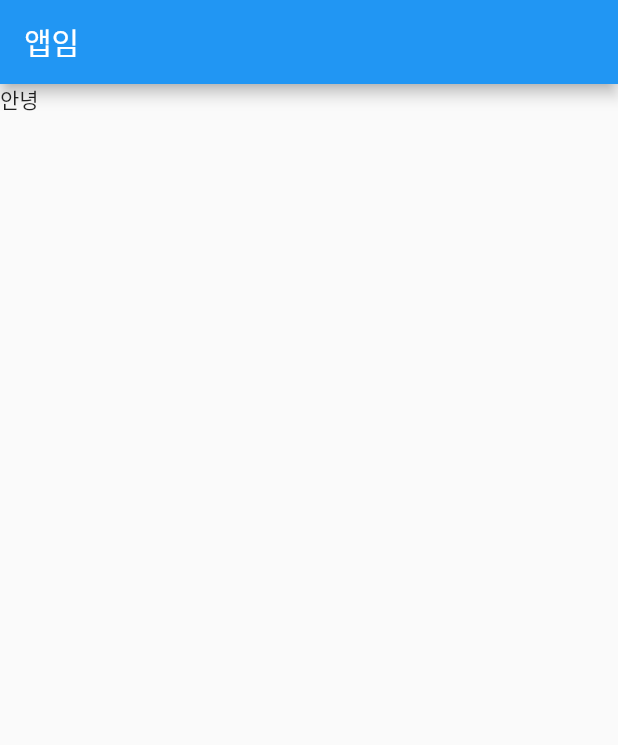
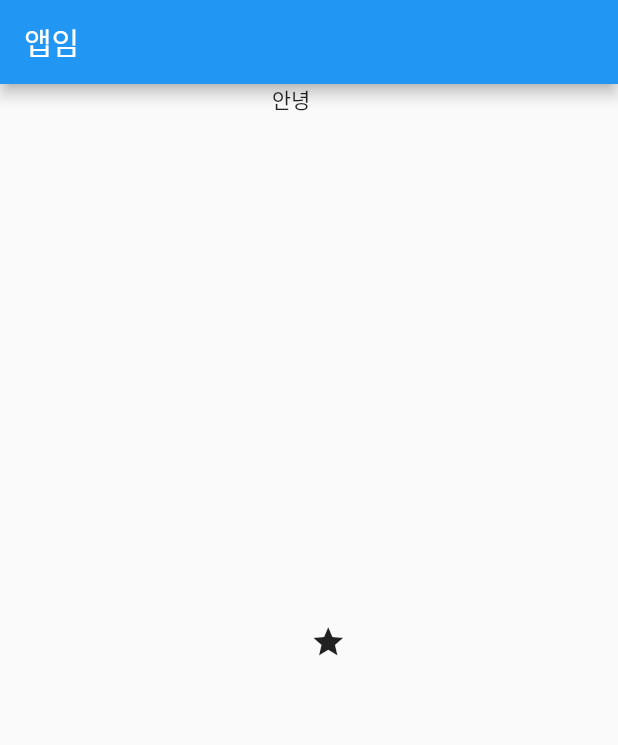
Before and after one commit to bigzero389/contact-flutter, a Flutter app: the screen it shows after launch, on a phone screen of 412 x 824 dp. Shown: the top 745 px of the screen. Run offline on Flutter 3.47's test engine with Material 2 defaults, Android fonts, the light colour scheme and no system bars.

Commit message:
finish chapter 02

```diff
--- a/lib/main.dart
+++ b/lib/main.dart
@@ -9,25 +9,18 @@ class MyApp extends StatelessWidget {
   @override
   Widget build(BuildContext context) {
     return MaterialApp(
-      // home: Center(
-      //   child: Container(width: 50, height: 50, color: Colors.blue),
-      // )
-      // home: Scaffold(
-      //   body: Row(
-      //     mainAxisAlignment: MainAxisAlignment.center,
-      //     crossAxisAlignment: CrossAxisAlignment.center,
-      //     children: [
-      //       Icon(Icons.star),
-      //       Icon(Icons.star),
-      //       Icon(Icons.star),
-      //     ]
-      //   ),
-      // ),
       // homework chapter 2
       home: Scaffold(
         // appBar: AppBar( title: Row( children: [ Text('앱임') ] ) ),
         appBar: AppBar( title: Text('앱임') ),
-        body: Text('안녕'),
+        body: Row(
+          mainAxisAlignment: MainAxisAlignment.center,
+          crossAxisAlignment: CrossAxisAlignment.stretch,
+          children: [
+            Text('안녕'),
+            Icon(Icons.star),
+          ]
+        ),
         bottomNavigationBar: BottomAppBar(
           child: Row(
             mainAxisAlignment: MainAxisAlignment.spaceEvenly,
```
Also changed, not shown: 1 other file.
